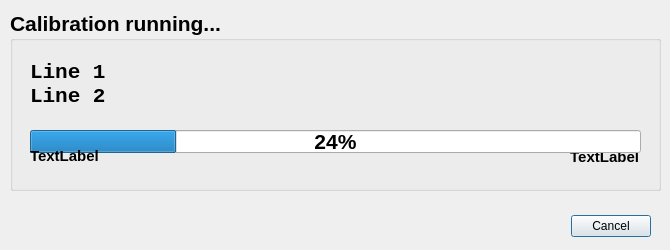
The window that gui/progress_dlg.ui (ProjectIDA/ical) describes before a commit, drawn with Qt 5.
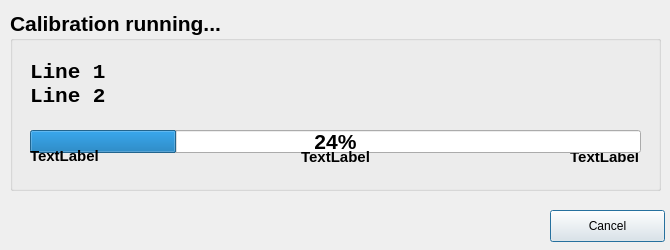
The same window after the commit.

```diff
--- a/gui/progress_dlg.ui
+++ b/gui/progress_dlg.ui
@@ -37,28 +37,6 @@
   <property name="modal">
    <bool>true</bool>
   </property>
-  <widget class="QDialogButtonBox" name="progBtnBx">
-   <property name="geometry">
-    <rect>
-     <x>530</x>
-     <y>210</y>
-     <width>121</width>
-     <height>32</height>
-    </rect>
-   </property>
-   <property name="autoFillBackground">
-    <bool>false</bool>
-   </property>
-   <property name="styleSheet">
-    <string notr="true">text-color: rgb(255, 0, 0)</string>
-   </property>
-   <property name="orientation">
-    <enum>Qt::Horizontal</enum>
-   </property>
-   <property name="standardButtons">
-    <set>QDialogButtonBox::Cancel</set>
-   </property>
-  </widget>
   <widget class="QGroupBox" name="groupBox">
    <property name="geometry">
     <rect>
@@ -108,9 +86,9 @@
    <widget class="QLabel" name="maxLbl">
     <property name="geometry">
      <rect>
-      <x>528</x>
+      <x>468</x>
       <y>137</y>
-      <width>101</width>
+      <width>161</width>
       <height>20</height>
      </rect>
     </property>
@@ -161,6 +139,42 @@
      <string>TextLabel</string>
     </property>
    </widget>
+   <widget class="QLabel" name="valLbl">
+    <property name="geometry">
+     <rect>
+      <x>290</x>
+      <y>139</y>
+      <width>71</width>
+      <height>16</height>
+     </rect>
+    </property>
+    <property name="font">
+     <font>
+      <pointsize>11</pointsize>
+      <weight>75</weight>
+      <bold>true</bold>
+     </font>
+    </property>
+    <property name="text">
+     <string>TextLabel</string>
+    </property>
+    <property name="alignment">
+     <set>Qt::AlignCenter</set>
+    </property>
+   </widget>
+  </widget>
+  <widget class="QPushButton" name="cancelBtn">
+   <property name="geometry">
+    <rect>
+     <x>550</x>
+     <y>210</y>
+     <width>115</width>
+     <height>32</height>
+    </rect>
+   </property>
+   <property name="text">
+    <string>Cancel</string>
+   </property>
   </widget>
  </widget>
  <resources/>
```
Left out of the diff: 35 changed lines with no effect on the pictures.
